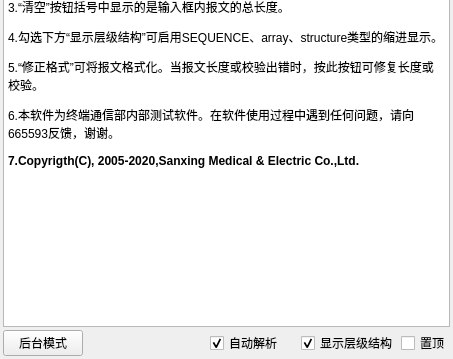
First picture: the form in UI/trans_window.ui, repository KayFelicities/698trans, before the edit; both pictures show x 0 to 453 and y 240 to 599 of the 453 by 599 pixel window.
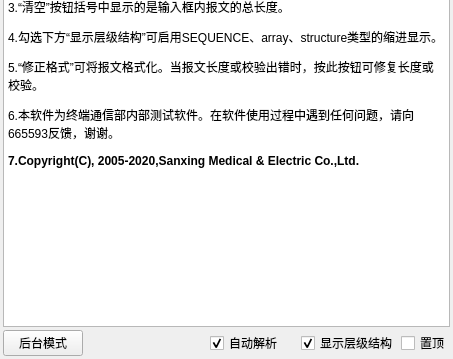
Second picture: the form after the edit. Icons and pictures are not drawn.

What changed in the file:
```diff
--- a/UI/trans_window.ui
+++ b/UI/trans_window.ui
@@ -198,7 +198,7 @@
 &lt;p style=&quot; margin-top:12px; margin-bottom:12px; margin-left:0px; margin-right:0px; -qt-block-indent:0; text-indent:0px;&quot;&gt;4.勾选下方“显示层级结构”可启用SEQUENCE、array、structure类型的缩进显示。&lt;/p&gt;
 &lt;p style=&quot; margin-top:12px; margin-bottom:12px; margin-left:0px; margin-right:0px; -qt-block-indent:0; text-indent:0px;&quot;&gt;5.“修正格式”可将报文格式化。当报文长度或校验出错时，按此按钮可修复长度或校验。&lt;/p&gt;
 &lt;p style=&quot; margin-top:12px; margin-bottom:12px; margin-left:0px; margin-right:0px; -qt-block-indent:0; text-indent:0px;&quot;&gt;6.本软件为终端通信部内部测试软件。在软件使用过程中遇到任何问题，请向665593反馈，谢谢。&lt;/p&gt;
-&lt;p style=&quot; margin-top:12px; margin-bottom:12px; margin-left:0px; margin-right:0px; -qt-block-indent:0; text-indent:0px;&quot;&gt;&lt;span style=&quot; font-weight:600;&quot;&gt;7.Copyrigth(C), 2005-2020,Sanxing Medical &amp;amp; Electric Co.,Ltd.&lt;/span&gt;&lt;/p&gt;&lt;/body&gt;&lt;/html&gt;</string>
+&lt;p style=&quot; margin-top:12px; margin-bottom:12px; margin-left:0px; margin-right:0px; -qt-block-indent:0; text-indent:0px;&quot;&gt;&lt;span style=&quot; font-weight:600;&quot;&gt;7.Copyright(C), 2005-2020,Sanxing Medical &amp;amp; Electric Co.,Ltd.&lt;/span&gt;&lt;/p&gt;&lt;/body&gt;&lt;/html&gt;</string>
           </property>
          </widget>
         </item>
```
